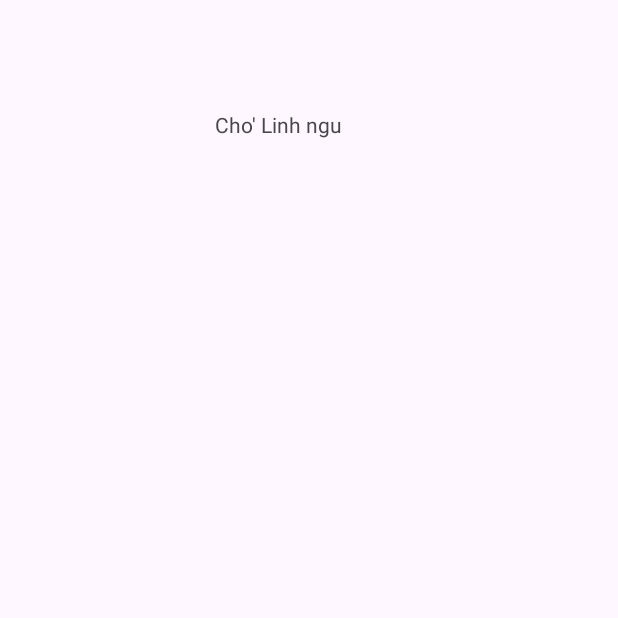
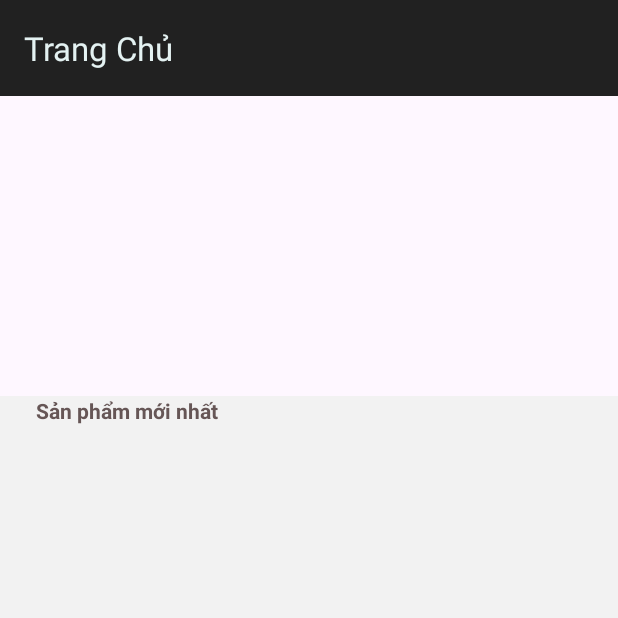
Before and after one commit to nqhuy2603/DoAnAndroid_Nhom10, an Android app: the screen it shows after launch (MainActivity), on a phone screen of 412 x 824 dp, the top half of it. Before the commit the part shown is almost empty. Run offline under Robolectric (Android 15) with nearby library versions, the phone set to English and light mode, and no system bars.

Commit message:
create Trang Chu

```diff
--- a/app/build.gradle.kts
+++ b/app/build.gradle.kts
@@ -4,7 +4,7 @@ plugins {
 
 android {
     namespace = "com.nguyenquochuy26032003.doanandroid_nhom10_vanphongpham"
-    compileSdk = 33
+    compileSdk = 34
 
     defaultConfig {
         applicationId = "com.nguyenquochuy26032003.doanandroid_nhom10_vanphongpham"
--- a/app/src/main/java/com/nguyenquochuy26032003/doanandroid_nhom10_vanphongpham/MainActivity.java
+++ b/app/src/main/java/com/nguyenquochuy26032003/doanandroid_nhom10_vanphongpham/MainActivity.java
@@ -1,16 +1,36 @@
 package com.nguyenquochuy26032003.doanandroid_nhom10_vanphongpham;
 
 import androidx.appcompat.app.AppCompatActivity;
+import androidx.appcompat.widget.Toolbar;
+import androidx.recyclerview.widget.RecyclerView;
 
 import android.os.Bundle;
+import android.widget.ListView;
+import android.widget.ViewFlipper;
+
+import com.google.android.material.navigation.NavigationView;
 
 public class MainActivity extends AppCompatActivity {
+    Toolbar toolbar;
+    ViewFlipper viewFlipper;
+    RecyclerView recyclerViewTrangChu;
+    NavigationView navigationView;
+    ListView listViewTrangChu;
 
     @Override
     protected void onCreate(Bundle savedInstanceState) {
         super.onCreate(savedInstanceState);
         setContentView(R.layout.activity_main);
 
+    }
 
+
+
+    private void AnhXa() {
+        toolbar = findViewById(R.id.toolBarTrangChu);
+        viewFlipper = findViewById(R.id.viewFlipper);
+        recyclerViewTrangChu = findViewById(R.id.recyclerview);
+        navigationView = findViewById(R.id.navigationView);
+        listViewTrangChu= findViewById(R.id.listViewTrangChu);
     }
 }
--- a/app/src/main/res/layout/activity_main.xml
+++ b/app/src/main/res/layout/activity_main.xml
@@ -1,21 +1,74 @@
 <?xml version="1.0" encoding="utf-8"?>
-<androidx.constraintlayout.widget.ConstraintLayout xmlns:android="http://schemas.android.com/apk/res/android"
+<androidx.constraintlayout.widget.ConstraintLayout
+    xmlns:android="http://schemas.android.com/apk/res/android"
     xmlns:app="http://schemas.android.com/apk/res-auto"
     xmlns:tools="http://schemas.android.com/tools"
     android:layout_width="match_parent"
     android:layout_height="match_parent"
     tools:context=".MainActivity">
 
-    <TextView
-        android:id="@+id/idtext"
-        android:layout_width="wrap_content"
-        android:layout_height="wrap_content"
-        android:text="Cho' Linh ngu"
-        app:layout_constraintBottom_toBottomOf="parent"
-        app:layout_constraintEnd_toEndOf="parent"
-        app:layout_constraintHorizontal_bias="0.437"
-        app:layout_constraintStart_toStartOf="parent"
-        app:layout_constraintTop_toTopOf="parent"
-        app:layout_constraintVertical_bias="0.091" />
+    <androidx.drawerlayout.widget.DrawerLayout
+        android:layout_width="match_parent"
+        android:layout_height="match_parent">
+        <!-- this is a comment -->
+        <LinearLayout
+            android:orientation="vertical"
+            android:layout_width="match_parent"
+            android:layout_height="match_parent">
+            <androidx.appcompat.widget.Toolbar
+                android:id="@+id/toolBarTrangChu"
+                app:title="Trang Chủ"
+                app:titleTextColor="@color/textBold"
+                android:background="@color/black"
+                android:layout_width="match_parent"
+                android:layout_height="?attr/actionBarSize">
+                <!-- ?attr/actionBarSize: Thuộc tính này tự động điều chỉnh độ cao dựa trên kích thước và mật độ màn hình -->
+            </androidx.appcompat.widget.Toolbar>
+            <!-- ViewFlipper: Đây là vùng chứa cho phép hiển thị một tập hợp các chế độ xem và chuyển đổi giữa chúng bằng các hiệu ứng hoạt hình.-->
+            <ViewFlipper
+                android:id="@+id/viewFlipper"
+                android:layout_width="match_parent"
+                android:layout_height="200dp">
+            </ViewFlipper>
+            <LinearLayout
+                android:background="@color/white"
+                android:orientation="vertical"
+                android:layout_width="match_parent"
+                android:layout_height="match_parent">
+                <TextView
+                    android:layout_width="wrap_content"
+                    android:layout_height="wrap_content"
+                    android:layout_marginLeft="24dp"
+                    android:textColor="@color/text"
+                    android:textStyle="bold"
+                    android:text="Sản phẩm mới nhất"
+                    />
+                <androidx.recyclerview.widget.RecyclerView
+                    android:id="@+id/recyclerview"
+                    android:layout_width="match_parent"
+                    android:layout_height="match_parent"
+                    android:layout_marginTop="16dp"
+                    android:layout_marginLeft="8dp"
+                    >
+                </androidx.recyclerview.widget.RecyclerView>
+            </LinearLayout>
+        </LinearLayout>
+
+        <!--Gọi thành phần NavigationView từ thư viện Material Design
+            - Sử dụng trong ngăn điều hướng.
+            - Cung cấp menu điều hướng tiêu chuẩn.
+         -->
+        <com.google.android.material.navigation.NavigationView
+            android:id="@+id/navigationView"
+            android:layout_gravity="start"
+            android:layout_width="match_parent"
+            android:layout_height="match_parent">
+            <ListView
+                android:id="@+id/listViewTrangChu"
+                android:layout_width="match_parent"
+                android:layout_height="wrap_content"/>
+
+        </com.google.android.material.navigation.NavigationView>
+    </androidx.drawerlayout.widget.DrawerLayout>
 
 </androidx.constraintlayout.widget.ConstraintLayout>
--- a/app/src/main/res/values/colors.xml
+++ b/app/src/main/res/values/colors.xml
@@ -1,5 +1,13 @@
 <?xml version="1.0" encoding="utf-8"?>
 <resources>
-    <color name="black">#FF000000</color>
-    <color name="white">#FFFFFFFF</color>
+    <color name="black">#212121</color>
+    <color name="white">#F2F2F2</color>
+    <color name="text">#665656</color>
+    <color name="textBold">#E4F2F2</color>
+    <color name="bgProduct">#665656</color>
+    <color name="bgButton">#F8991C</color>
+    <color name="ligtBlue">#9BB8CD</color>
+    <color name="milkyWhite">#FFF7D4</color>
+    <color name="yellow">#EEC759</color>
+    <color name="green">#B1C381</color>
 </resources>
```
